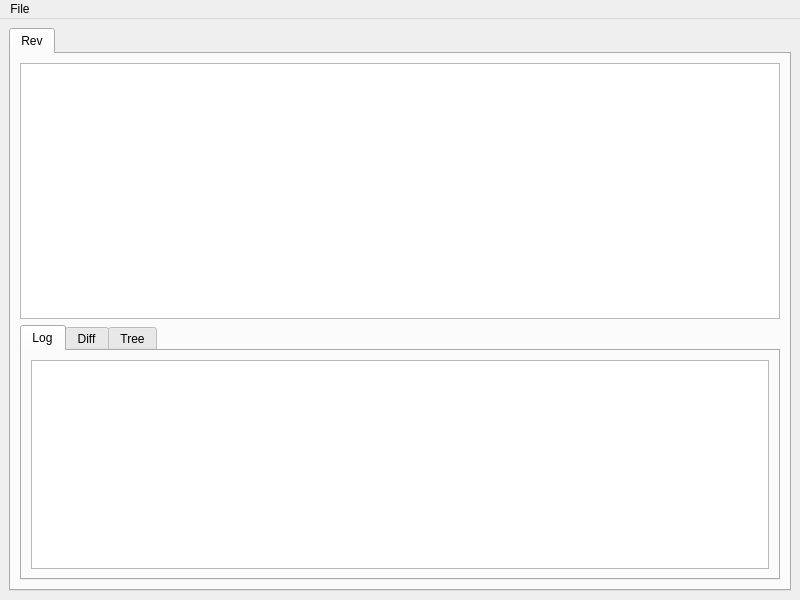
The window that mainwindow.ui (andy-campbell/acgit) describes before a commit, drawn with Qt 5.
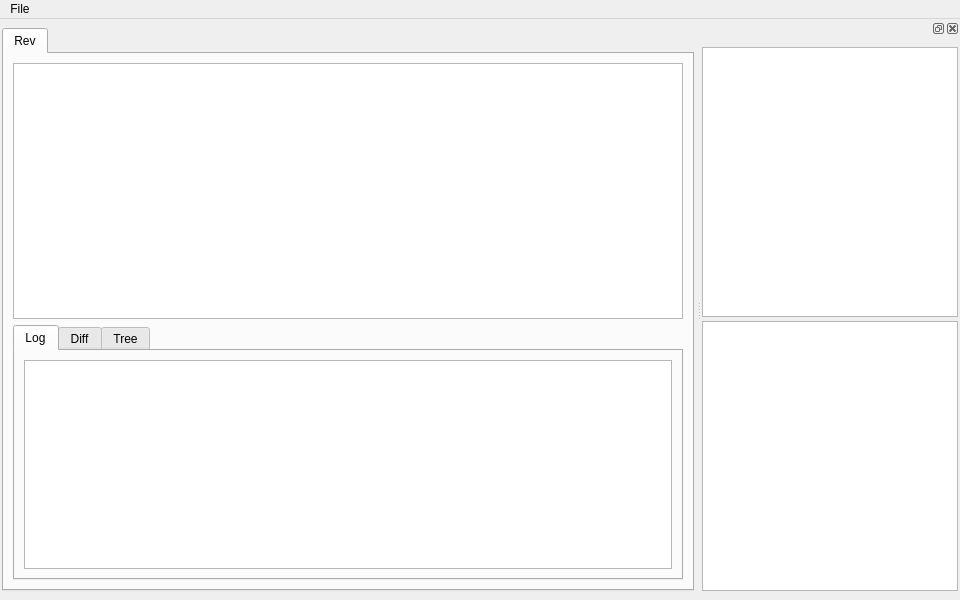
The same window after the commit. Icons and pictures are not drawn. Custom widgets are drawn as their Qt base class.

```diff
--- a/mainwindow.ui
+++ b/mainwindow.ui
@@ -6,7 +6,7 @@
    <rect>
     <x>0</x>
     <y>0</y>
-    <width>800</width>
+    <width>960</width>
     <height>600</height>
    </rect>
   </property>
@@ -19,6 +19,12 @@
   </property>
   <widget class="QWidget" name="centralwidget">
    <layout class="QVBoxLayout" name="verticalLayout">
+    <property name="leftMargin">
+     <number>2</number>
+    </property>
+    <property name="rightMargin">
+     <number>2</number>
+    </property>
     <item>
      <widget class="QTabWidget" name="tabWidget">
       <property name="currentIndex">
@@ -155,7 +161,7 @@
     <rect>
      <x>0</x>
      <y>0</y>
-     <width>800</width>
+     <width>960</width>
      <height>20</height>
     </rect>
    </property>
@@ -169,6 +175,128 @@
    </widget>
    <addaction name="menuFile"/>
   </widget>
+  <widget class="QDockWidget" name="tagsDocK">
+   <property name="maximumSize">
+    <size>
+     <width>524287</width>
+     <height>524287</height>
+    </size>
+   </property>
+   <attribute name="dockWidgetArea">
+    <number>2</number>
+   </attribute>
+   <widget class="QWidget" name="dockWidgetContents">
+    <property name="sizePolicy">
+     <sizepolicy hsizetype="MinimumExpanding" vsizetype="Preferred">
+      <horstretch>50</horstretch>
+      <verstretch>0</verstretch>
+     </sizepolicy>
+    </property>
+    <property name="minimumSize">
+     <size>
+      <width>50</width>
+      <height>0</height>
+     </size>
+    </property>
+    <property name="maximumSize">
+     <size>
+      <width>16777215</width>
+      <height>16777215</height>
+     </size>
+    </property>
+    <property name="baseSize">
+     <size>
+      <width>50</width>
+      <height>0</height>
+     </size>
+    </property>
+    <layout class="QVBoxLayout" name="verticalLayout_5">
+     <property name="spacing">
+      <number>4</number>
+     </property>
+     <property name="sizeConstraint">
+      <enum>QLayout::SetDefaultConstraint</enum>
+     </property>
+     <property name="leftMargin">
+      <number>0</number>
+     </property>
+     <property name="rightMargin">
+      <number>2</number>
+     </property>
+     <item>
+      <widget class="QTreeView" name="tagsView">
+       <property name="sizePolicy">
+        <sizepolicy hsizetype="MinimumExpanding" vsizetype="Expanding">
+         <horstretch>50</horstretch>
+         <verstretch>0</verstretch>
+        </sizepolicy>
+       </property>
+       <property name="minimumSize">
+        <size>
+         <width>50</width>
+         <height>0</height>
+        </size>
+       </property>
+       <property name="maximumSize">
+        <size>
+         <width>16777215</width>
+         <height>16777215</height>
+        </size>
+       </property>
+       <property name="baseSize">
+        <size>
+         <width>50</width>
+         <height>0</height>
+        </size>
+       </property>
+       <property name="indentation">
+        <number>5</number>
+       </property>
+      </widget>
+     </item>
+     <item>
+      <widget class="QTreeView" name="branchView">
+       <property name="maximumSize">
+        <size>
+         <width>16777215</width>
+         <height>16777215</height>
+        </size>
+       </property>
+       <property name="horizontalScrollBarPolicy">
+        <enum>Qt::ScrollBarAsNeeded</enum>
+       </property>
+       <property name="autoScrollMargin">
+        <number>10</number>
+       </property>
+       <property name="editTriggers">
+        <set>QAbstractItemView::NoEditTriggers</set>
+       </property>
+       <property name="indentation">
+        <number>5</number>
+       </property>
+       <property name="wordWrap">
+        <bool>true</bool>
+       </property>
+       <property name="headerHidden">
+        <bool>false</bool>
+       </property>
+       <attribute name="headerVisible">
+        <bool>true</bool>
+       </attribute>
+       <attribute name="headerCascadingSectionResizes">
+        <bool>false</bool>
+       </attribute>
+       <attribute name="headerDefaultSectionSize">
+        <number>0</number>
+       </attribute>
+       <attribute name="headerMinimumSectionSize">
+        <number>110</number>
+       </attribute>
+      </widget>
+     </item>
+    </layout>
+   </widget>
+  </widget>
   <action name="actionOpen">
    <property name="text">
     <string>Open</string>
```
